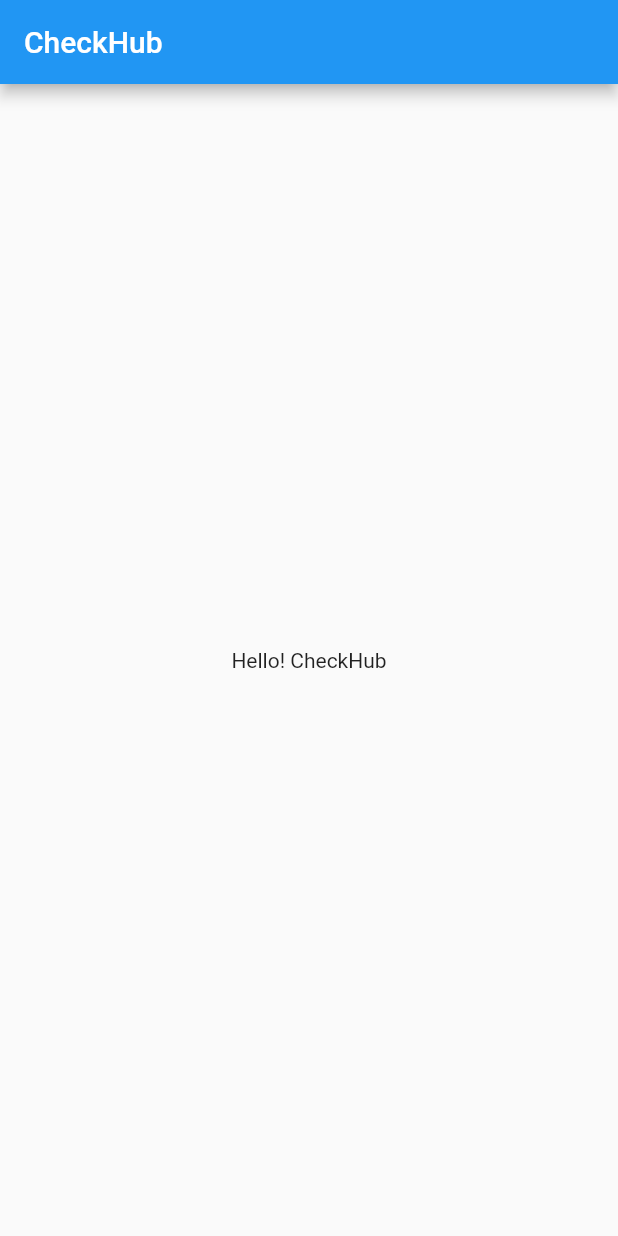
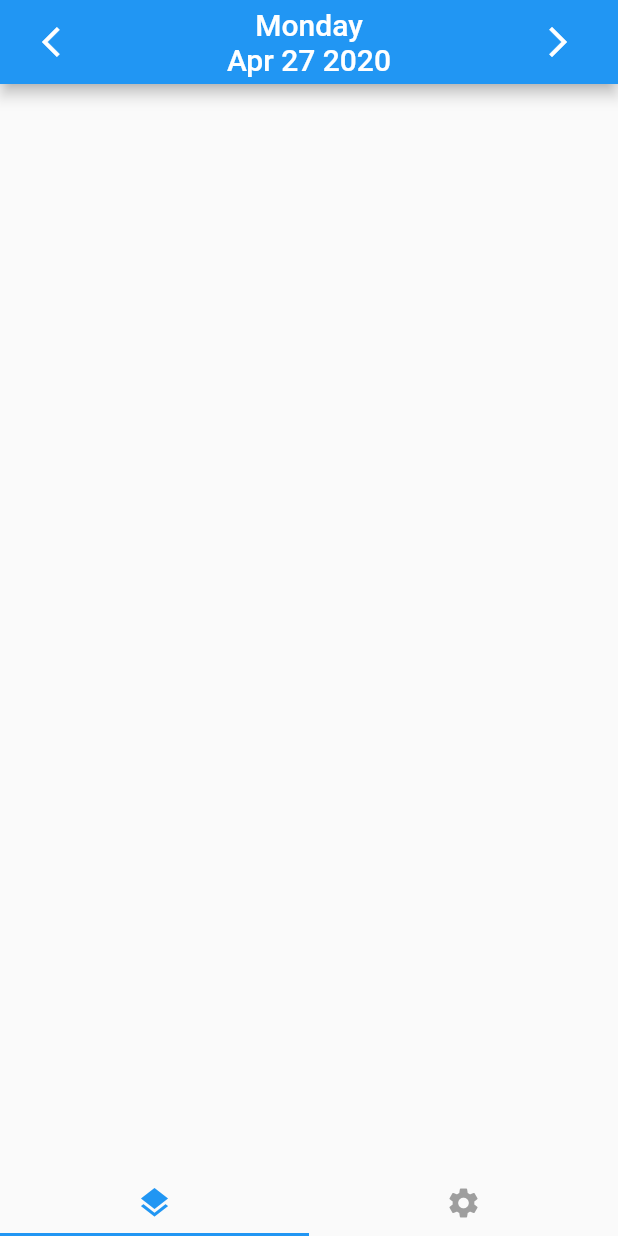
Before and after one commit to Hattomo/flutter_check_hub, a Flutter app: the screen it shows after launch, on a phone screen of 412 x 824 dp. Run offline on Flutter 3.47's test engine with Material 2 defaults, Android fonts, the phone set to English and light mode, and no system bars.

Commit message:
Support tab view & date switch

```diff
--- a/lib/main.dart
+++ b/lib/main.dart
@@ -1,20 +1,24 @@
 import 'package:flutter/material.dart';
+import 'package:flutter_check_hub/pages/record_home.dart';
+import 'package:flutter_check_hub/pages/settings.dart';
+import 'package:flutter_check_hub/service/date_time.dart';
+import 'package:intl/intl.dart';
 
 void main() {
   runApp(CheckHub());
 }
 
 class CheckHub extends StatelessWidget {
-  // This widget is the root of your application.
   @override
   Widget build(BuildContext context) {
     return MaterialApp(
+      debugShowCheckedModeBanner: false,
       title: 'CheckHub',
       theme: ThemeData(
         primarySwatch: Colors.blue,
         visualDensity: VisualDensity.adaptivePlatformDensity,
       ),
-      home: CheckHubHome(),
+      home: SafeArea(child: CheckHubHome()),
     );
   }
 }
@@ -24,15 +28,87 @@ class CheckHubHome extends StatefulWidget {
   _CheckHubHomeState createState() => _CheckHubHomeState();
 }
 
-class _CheckHubHomeState extends State<CheckHubHome> {
+class _CheckHubHomeState extends State<CheckHubHome>
+    with SingleTickerProviderStateMixin {
+  TabController _tabController;
+  DateTimeManager dateTimeManager;
+
+  @override
+  void initState() {
+    super.initState();
+    _tabController = TabController(vsync: this, length: 2);
+    dateTimeManager = DateTimeManager();
+  }
+
+  @override
+  void dispose() {
+    _tabController.dispose();
+    dateTimeManager.dispose();
+    super.dispose();
+  }
+
   @override
   Widget build(BuildContext context) {
-    return Scaffold(
-      appBar: AppBar(
-        title: const Text('CheckHub'),
-      ),
-      body: const Center(
-        child: Text('Hello! CheckHub'),
+    return DefaultTabController(
+      length: 2,
+      child: Scaffold(
+        appBar: AppBar(
+          title: Row(
+            mainAxisAlignment: MainAxisAlignment.spaceBetween,
+            crossAxisAlignment: CrossAxisAlignment.center,
+            children: <Widget>[
+              IconButton(
+                  icon: const Icon(Icons.arrow_back_ios),
+                  onPressed: () {
+                    dateTimeManager.subtractDate();
+                  }),
+              StreamBuilder<DateTime>(
+                  stream: dateTimeManager.dateStream,
+                  initialData: dateTimeManager.selectedDate,
+                  builder:
+                      (BuildContext context, AsyncSnapshot<DateTime> snapshot) {
+                    return Column(
+                      children: <Widget>[
+                        Text(DateFormat('EEEE')
+                            .format(dateTimeManager.selectedDate)),
+                        Text(DateFormat('MMM d y')
+                            .format(dateTimeManager.selectedDate)),
+                      ],
+                    );
+                  }),
+              IconButton(
+                  icon: const Icon(Icons.arrow_forward_ios),
+                  onPressed: () {
+                    dateTimeManager.addDate();
+                  }),
+            ],
+          ),
+        ),
+        body: TabBarView(
+          children: <Widget>[
+            RecordHome(),
+            Settings(),
+          ],
+        ),
+        bottomNavigationBar: SafeArea(
+          child: TabBar(
+            controller: _tabController,
+            indicatorWeight: 2.0,
+            labelColor: Colors.blue,
+            unselectedLabelColor: Colors.grey,
+            unselectedLabelStyle: const TextStyle(fontSize: 12.0),
+            tabs: <Widget>[
+              const Padding(
+                padding: EdgeInsets.all(8.0),
+                child: Icon(Icons.layers),
+              ),
+              const Padding(
+                padding: EdgeInsets.all(8.0),
+                child: Icon(Icons.settings),
+              ),
+            ],
+          ),
+        ),
       ),
     );
   }
--- /dev/null
+++ b/lib/pages/record_home.dart
@@ -0,0 +1,15 @@
+import 'package:flutter/material.dart';
+
+class RecordHome extends StatefulWidget {
+  @override
+  _RecordHomeState createState() => _RecordHomeState();
+}
+
+class _RecordHomeState extends State<RecordHome> {
+  @override
+  Widget build(BuildContext context) {
+    return SingleChildScrollView(
+      child: Container(),
+    );
+  }
+}
--- /dev/null
+++ b/lib/pages/settings.dart
@@ -0,0 +1,10 @@
+import 'package:flutter/material.dart';
+
+class Settings extends StatelessWidget {
+  @override
+  Widget build(BuildContext context) {
+    return SingleChildScrollView(
+      child: Container(),
+    );
+  }
+}
--- /dev/null
+++ b/lib/service/date_time.dart
@@ -0,0 +1,26 @@
+import 'dart:async';
+
+class DateTimeManager {
+  DateTime selectedDate = DateTime.now();
+
+  final StreamController<DateTime> _dateStreamController =
+      StreamController<DateTime>();
+
+  Stream<DateTime> get dateStream => _dateStreamController.stream;
+
+  void addDate() {
+    selectedDate = selectedDate.add(const Duration(days: 1));
+    _dateStreamController.sink.add(selectedDate);
+  }
+
+  void subtractDate() {
+    print(selectedDate);
+    selectedDate = selectedDate.subtract(const Duration(days: 1));
+    _dateStreamController.sink.add(selectedDate);
+    print(selectedDate);
+  }
+
+  void dispose() {
+    _dateStreamController.close();
+  }
+}
--- a/pubspec.yaml
+++ b/pubspec.yaml
@@ -28,6 +28,7 @@ dependencies:
   # The following adds the Cupertino Icons font to your application.
   # Use with the CupertinoIcons class for iOS style icons.
   cupertino_icons: ^0.1.3
+  intl: ^0.16.1
 
 dev_dependencies:
   flutter_test:
```
Also changed, not shown: pubspec.lock.
